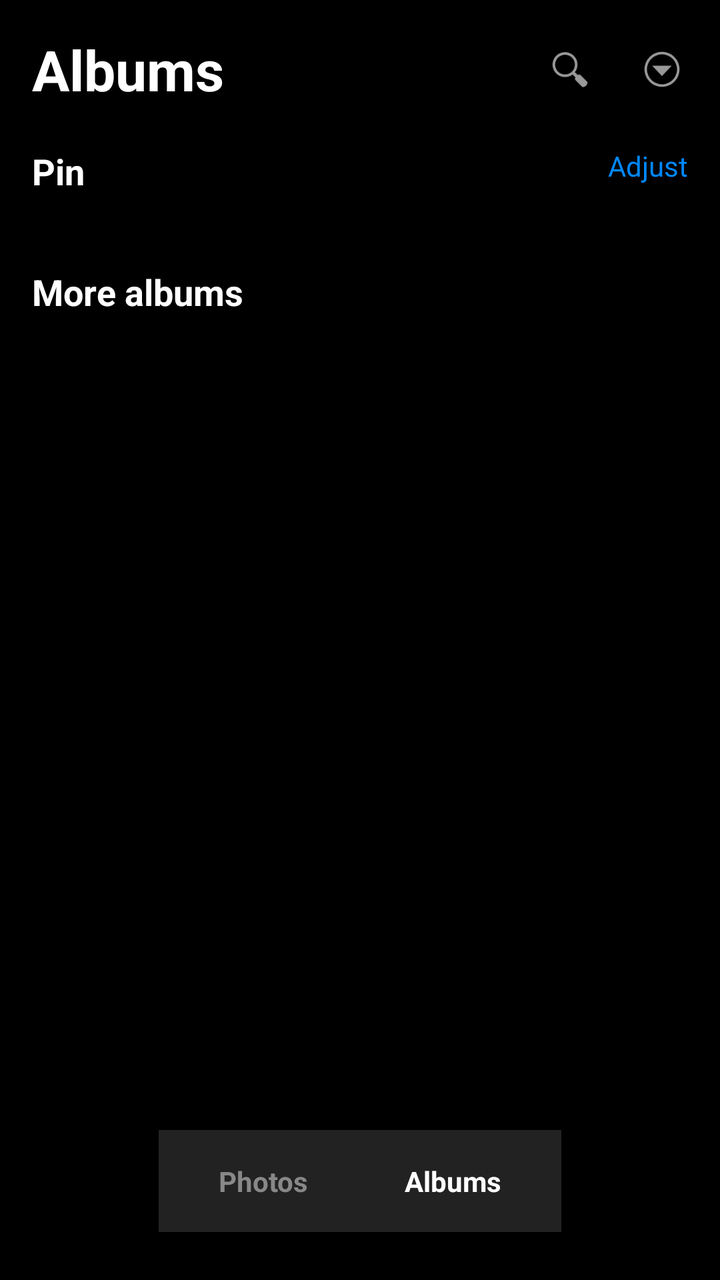
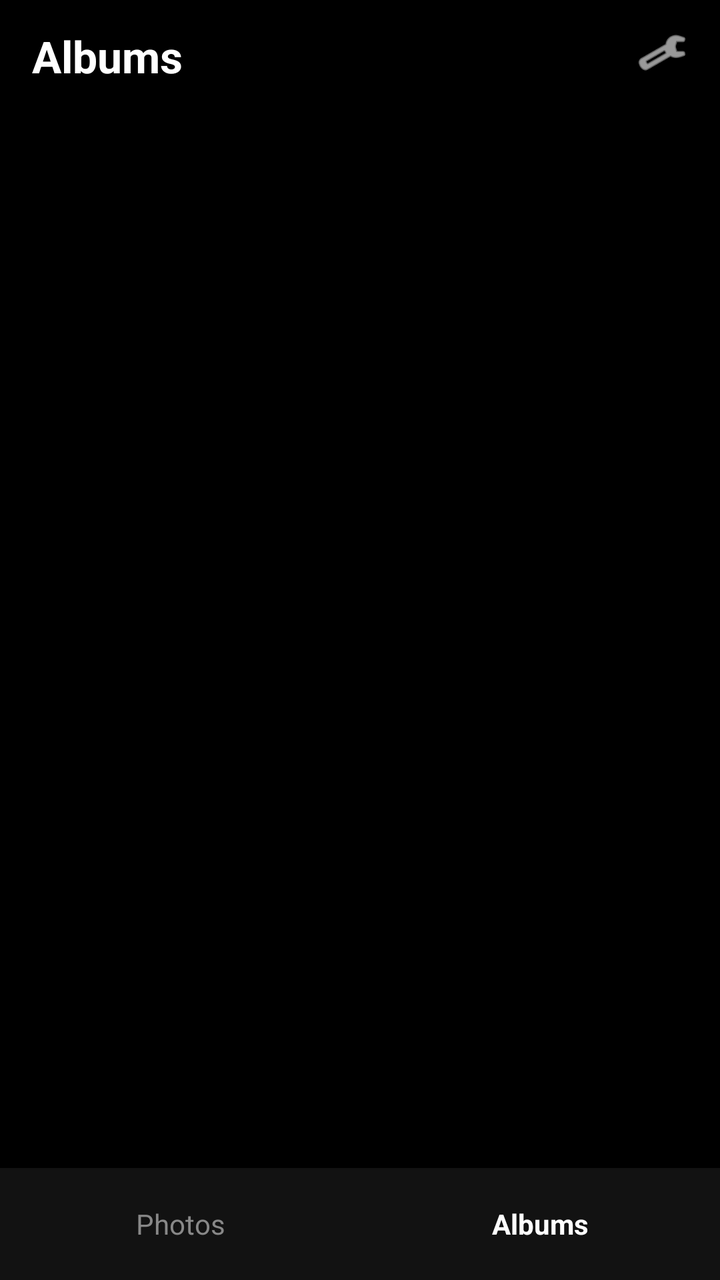

Two renders of the same Android screen: before a commit and after it. Below are the layout's source before the change and the commit's diff.
<!-- AndroidManifest.xml: application theme Theme.AppCompat.DayNight.NoActionBar -->
<!-- res/layout/activity_main.xml -->
<?xml version="1.0" encoding="utf-8"?>
<RelativeLayout xmlns:android="http://schemas.android.com/apk/res/android"
    android:layout_width="match_parent"
    android:layout_height="match_parent"
    android:background="#000000">

    <ScrollView
        android:layout_width="match_parent"
        android:layout_height="match_parent"
        android:layout_above="@id/bottomNavLayout"
        android:padding="16dp"
        android:scrollbars="none">

        <LinearLayout
            android:layout_width="match_parent"
            android:layout_height="wrap_content"
            android:orientation="vertical">

            
            <RelativeLayout
                android:layout_width="match_parent"
                android:layout_height="wrap_content"
                android:layout_marginBottom="20dp">

                <TextView
                    android:layout_width="wrap_content"
                    android:layout_height="wrap_content"
                    android:text="Albums"
                    android:textColor="#FFFFFF"
                    android:textSize="28sp"
                    android:textStyle="bold"
                    android:layout_alignParentStart="true"
                    android:layout_centerVertical="true" />

                <LinearLayout
                    android:layout_width="wrap_content"
                    android:layout_height="wrap_content"
                    android:layout_alignParentEnd="true"
                    android:orientation="horizontal"
                    android:layout_centerVertical="true"
                    android:gravity="center_vertical">

                    
                    <ImageView
                        android:id="@+id/btnSearch"
                        android:layout_width="26dp"
                        android:layout_height="26dp"
                        android:layout_marginEnd="20dp"
                        android:src="@android:drawable/ic_menu_search"
                        android:contentDescription="Search" />

                    
                    <ImageView
                        android:id="@+id/btnMenu"
                        android:layout_width="26dp"
                        android:layout_height="26dp"
                        android:src="@android:drawable/ic_menu_more"
                        android:contentDescription="Menu" />
                </LinearLayout>
            </RelativeLayout>

            
            <RelativeLayout
                android:layout_width="match_parent"
                android:layout_height="wrap_content"
                android:layout_marginBottom="12dp">

                <TextView
                    android:layout_width="wrap_content"
                    android:layout_height="wrap_content"
                    android:text="Pin"
                    android:textColor="#FFFFFF"
                    android:textSize="18sp"
                    android:textStyle="bold"
                    android:layout_alignParentStart="true" />

                <TextView
                    android:layout_width="wrap_content"
                    android:layout_height="wrap_content"
                    android:text="Adjust"
                    android:textColor="#0088FF"
                    android:textSize="14sp"
                    android:layout_alignParentEnd="true" />
            </RelativeLayout>

            
            <androidx.recyclerview.widget.RecyclerView
                android:id="@+id/recyclerViewAlbums"
                android:layout_width="match_parent"
                android:layout_height="wrap_content"
                android:nestedScrollingEnabled="false"
                android:layout_marginBottom="24dp" />

            
            <TextView
                android:layout_width="wrap_content"
                android:layout_height="wrap_content"
                android:text="More albums"
                android:textColor="#FFFFFF"
                android:textSize="18sp"
                android:textStyle="bold"
                android:layout_marginBottom="12dp" />

            <TextView
                android:id="@+id/tvNoPhotos"
                android:layout_width="match_parent"
                android:layout_height="wrap_content"
                android:text="No Folders Found"
                android:textColor="#888888"
                android:textSize="16sp"
                android:gravity="center"
                android:visibility="gone"
                android:layout_marginTop="30dp" />

        </LinearLayout>
    </ScrollView>

    
    <LinearLayout
        android:id="@+id/bottomNavLayout"
        android:layout_width="wrap_content"
        android:layout_height="wrap_content"
        android:layout_alignParentBottom="true"
        android:layout_centerHorizontal="true"
        android:layout_marginBottom="24dp"
        android:background="#222222"
        android:padding="6dp"
        android:orientation="horizontal">

        <TextView
            android:id="@+id/btnPhotosTab"
            android:layout_width="wrap_content"
            android:layout_height="wrap_content"
            android:text="Photos"
            android:textColor="#888888"
            android:paddingHorizontal="24dp"
            android:paddingVertical="10dp"
            android:textStyle="bold" />

        <TextView
            android:id="@+id/btnAlbumsTab"
            android:layout_width="wrap_content"
            android:layout_height="wrap_content"
            android:text="Albums"
            android:textColor="#FFFFFF"
            android:paddingHorizontal="24dp"
            android:paddingVertical="10dp"
            android:textStyle="bold" />

    </LinearLayout>

</RelativeLayout>
<!-- resources referenced by this layout -->
<resources>

</resources>

<!-- the commit's change to res/layout/activity_main.xml (unified diff, before → after) -->
@@ -1,152 +1,71 @@
 <?xml version="1.0" encoding="utf-8"?>
-<RelativeLayout xmlns:android="http://schemas.android.com/apk/res/android"
+<LinearLayout xmlns:android="http://schemas.android.com/apk/res/android"
+    xmlns:app="http://schemas.android.com/apk/res-auto"
     android:layout_width="match_parent"
     android:layout_height="match_parent"
+    android:orientation="vertical"
     android:background="#000000">
 
-    <ScrollView
+    
+    <RelativeLayout
         android:layout_width="match_parent"
-        android:layout_height="match_parent"
-        android:layout_above="@id/bottomNavLayout"
-        android:padding="16dp"
-        android:scrollbars="none">
+        android:layout_height="56dp"
+        android:paddingHorizontal="16dp"
+        android:gravity="center_vertical">
 
-        <LinearLayout
-            android:layout_width="match_parent"
+        <TextView
+            android:layout_width="wrap_content"
             android:layout_height="wrap_content"
-            android:orientation="vertical">
+            android:text="Albums"
+            android:textColor="#ffffff"
+            android:textSize="22sp"
+            android:textStyle="bold" />
 
-            
-            <RelativeLayout
-                android:layout_width="match_parent"
-                android:layout_height="wrap_content"
-                android:layout_marginBottom="20dp">
+        <ImageView
+            android:id="@+id/btnSettings"
+            android:layout_width="26dp"
+            android:layout_height="26dp"
+            android:layout_alignParentEnd="true"
+            android:src="@android:drawable/ic_menu_manage"
+            app:tint="#ffffff" />
+    </RelativeLayout>
 
-                <TextView
-                    android:layout_width="wrap_content"
-                    android:layout_height="wrap_content"
-                    android:text="Albums"
-                    android:textColor="#FFFFFF"
-                    android:textSize="28sp"
-                    android:textStyle="bold"
-                    android:layout_alignParentStart="true"
-                    android:layout_centerVertical="true" />
-
-                <LinearLayout
-                    android:layout_width="wrap_content"
-                    android:layout_height="wrap_content"
-                    android:layout_alignParentEnd="true"
-                    android:orientation="horizontal"
-                    android:layout_centerVertical="true"
-                    android:gravity="center_vertical">
-
-                    
-                    <ImageView
-                        android:id="@+id/btnSearch"
-                        android:layout_width="26dp"
-                        android:layout_height="26dp"
-                        android:layout_marginEnd="20dp"
-                        android:src="@android:drawable/ic_menu_search"
-                        android:contentDescription="Search" />
-
-                    
-                    <ImageView
-                        android:id="@+id/btnMenu"
-                        android:layout_width="26dp"
-                        android:layout_height="26dp"
-                        android:src="@android:drawable/ic_menu_more"
-                        android:contentDescription="Menu" />
-                </LinearLayout>
-            </RelativeLayout>
-
-            
-            <RelativeLayout
-                android:layout_width="match_parent"
-                android:layout_height="wrap_content"
-                android:layout_marginBottom="12dp">
-
-                <TextView
-                    android:layout_width="wrap_content"
-                    android:layout_height="wrap_content"
-                    android:text="Pin"
-                    android:textColor="#FFFFFF"
-                    android:textSize="18sp"
-                    android:textStyle="bold"
-                    android:layout_alignParentStart="true" />
-
-                <TextView
-                    android:layout_width="wrap_content"
-                    android:layout_height="wrap_content"
-                    android:text="Adjust"
-                    android:textColor="#0088FF"
-                    android:textSize="14sp"
-                    android:layout_alignParentEnd="true" />
-            </RelativeLayout>
-
-            
-            <androidx.recyclerview.widget.RecyclerView
-                android:id="@+id/recyclerViewAlbums"
-                android:layout_width="match_parent"
-                android:layout_height="wrap_content"
-                android:nestedScrollingEnabled="false"
-                android:layout_marginBottom="24dp" />
-
-            
-            <TextView
-                android:layout_width="wrap_content"
-                android:layout_height="wrap_content"
-                android:text="More albums"
-                android:textColor="#FFFFFF"
-                android:textSize="18sp"
-                android:textStyle="bold"
-                android:layout_marginBottom="12dp" />
-
-            <TextView
-                android:id="@+id/tvNoPhotos"
-                android:layout_width="match_parent"
-                android:layout_height="wrap_content"
-                android:text="No Folders Found"
-                android:textColor="#888888"
-                android:textSize="16sp"
-                android:gravity="center"
-                android:visibility="gone"
-                android:layout_marginTop="30dp" />
-
-        </LinearLayout>
-    </ScrollView>
+    
+    <GridView
+        android:id="@+id/galleryGridView"
+        android:layout_width="match_parent"
+        android:layout_height="0dp"
+        android:layout_weight="1"
+        android:numColumns="3"
+        android:horizontalSpacing="2dp"
+        android:verticalSpacing="2dp" />
 
     
     <LinearLayout
-        android:id="@+id/bottomNavLayout"
-        android:layout_width="wrap_content"
-        android:layout_height="wrap_content"
-        android:layout_alignParentBottom="true"
-        android:layout_centerHorizontal="true"
-        android:layout_marginBottom="24dp"
-        android:background="#222222"
-        android:padding="6dp"
-        android:orientation="horizontal">
+        android:layout_width="match_parent"
+        android:layout_height="56dp"
+        android:background="#121212"
+        android:orientation="horizontal"
+        android:gravity="center">
 
         <TextView
-            android:id="@+id/btnPhotosTab"
-            android:layout_width="wrap_content"
-            android:layout_height="wrap_content"
+            android:layout_width="0dp"
+            android:layout_height="match_parent"
+            android:layout_weight="1"
+            android:gravity="center"
             android:text="Photos"
             android:textColor="#888888"
-            android:paddingHorizontal="24dp"
-            android:paddingVertical="10dp"
-            android:textStyle="bold" />
+            android:textSize="14sp" />
 
         <TextView
-            android:id="@+id/btnAlbumsTab"
-            android:layout_width="wrap_content"
-            android:layout_height="wrap_content"
+            android:layout_width="0dp"
+            android:layout_height="match_parent"
+            android:layout_weight="1"
+            android:gravity="center"
             android:text="Albums"
-            android:textColor="#FFFFFF"
-            android:paddingHorizontal="24dp"
-            android:paddingVertical="10dp"
-            android:textStyle="bold" />
-
+            android:textColor="#ffffff"
+            android:textStyle="bold"
+            android:textSize="14sp" />
     </LinearLayout>
 
-</RelativeLayout>
+</LinearLayout>
